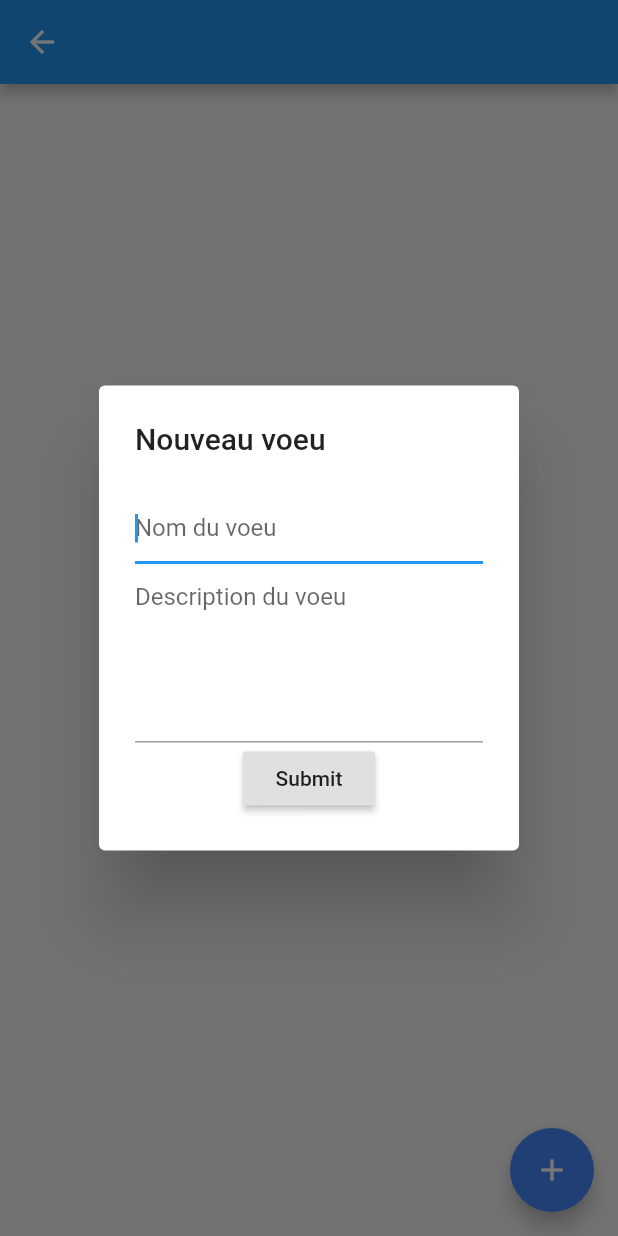
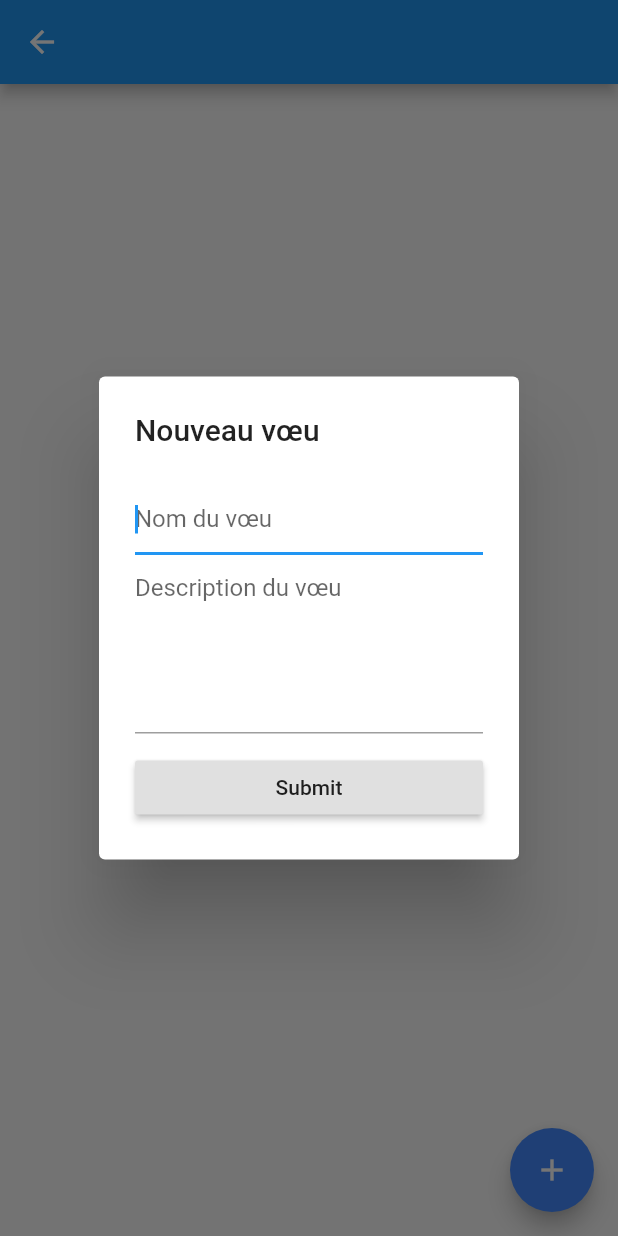
Before and after one commit to dbenfouzari/wish_list, a Flutter app: the WishesScreen screen opened directly with empty values, after a tap on the "add" icon, on a phone screen of 412 x 824 dp. Run offline on Flutter 3.47's test engine with Material 2 defaults, Android fonts, the light colour scheme and no system bars; our stand-ins replace cloud_firestore, firebase_auth, firebase_core, flutter_slidable, flutter_spinkit, google_sign_in; accounts and stored records are empty.

Commit message:
:speech_balloon: Better word

```diff
--- a/lib/forms/new-wish.dart
+++ b/lib/forms/new-wish.dart
@@ -5,14 +5,13 @@ import 'package:wish_list/services/database.dart';
 class NewWishForm extends StatefulWidget {
   final WishList wishList;
 
-  NewWishForm({ Key key, @required this.wishList });
+  NewWishForm({Key key, @required this.wishList});
 
   @override
   _NewWishFormState createState() => _NewWishFormState();
 }
 
 class _NewWishFormState extends State<NewWishForm> {
-
   final _formKey = GlobalKey<FormState>();
   final _wishTitle = TextEditingController();
   final _wishDescription = TextEditingController();
@@ -26,13 +25,13 @@ class _NewWishFormState extends State<NewWishForm> {
     super.dispose();
   }
 
-  void _handleSubmit () {
+  void _handleSubmit() {
     if (_formKey.currentState.validate()) {
       try {
         _db.createWish(_wishTitle.text, _wishDescription.text, widget.wishList);
         ScaffoldMessenger.of(context).showSnackBar(
           SnackBar(
-            content: Text("Voeu \"${_wishTitle.text}\" créée avec succès."),
+            content: Text("Vœu \"${_wishTitle.text}\" créée avec succès."),
           ),
         );
         Navigator.of(context).pop();
@@ -53,11 +52,11 @@ class _NewWishFormState extends State<NewWishForm> {
             controller: _wishTitle,
             textInputAction: TextInputAction.next,
             decoration: InputDecoration(
-              hintText: "Nom du voeu",
+              hintText: "Nom du vœu",
             ),
             validator: (value) {
               if (value.isEmpty) {
-                return "Please enter some text";
+                return "Veuillez entrer le nom du vœu.";
               }
               return null;
             },
@@ -69,14 +68,23 @@ class _NewWishFormState extends State<NewWishForm> {
             textInputAction: TextInputAction.done,
             onEditingComplete: _handleSubmit,
             decoration: InputDecoration(
-              hintText: "Description du voeu",
+              hintText: "Description du vœu",
             ),
           ),
-          RaisedButton(
-            child: Text(
-              'Submit',
-            ),
-            onPressed: _handleSubmit,
+          SizedBox(
+            height: 12,
+          ),
+          Row(
+            children: [
+              Expanded(
+                child: RaisedButton(
+                  child: Text(
+                    'Submit',
+                  ),
+                  onPressed: _handleSubmit,
+                ),
+              ),
+            ],
           )
         ],
       ),
--- a/lib/screens/wish-list.dart
+++ b/lib/screens/wish-list.dart
@@ -67,7 +67,7 @@ class WishListScreen extends StatelessWidget {
       data: Theme.of(context),
       child: Scaffold(
         appBar: AppBar(
-          title: Text('Liste de voeux'),
+          title: Text('Liste de vœux'),
           actions: <Widget>[
             IconButton(
               icon: Icon(Icons.logout),
--- a/lib/screens/wishes.dart
+++ b/lib/screens/wishes.dart
@@ -14,7 +14,7 @@ Future<void> _shownNewWishForm(BuildContext context, WishList wishList) async {
     builder: (BuildContext context) {
       return SimpleDialog(
         contentPadding: EdgeInsets.all(24.0),
-        title: Text('Nouveau voeu'),
+        title: Text('Nouveau vœu'),
         children: [
           NewWishForm(wishList: wishList),
         ],
```
